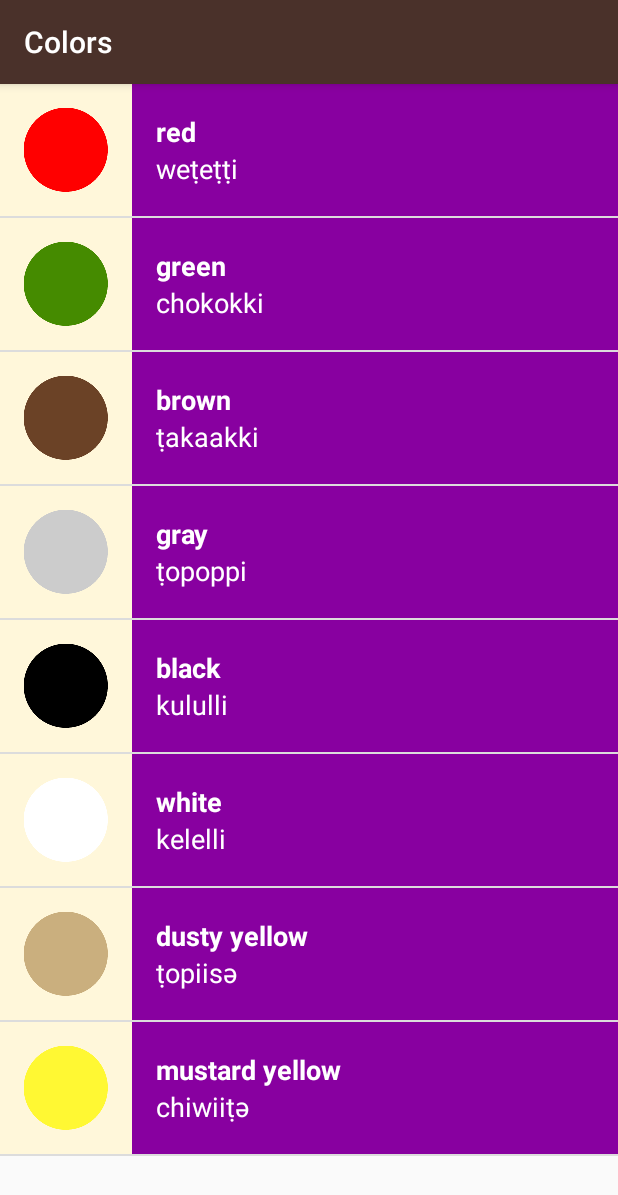
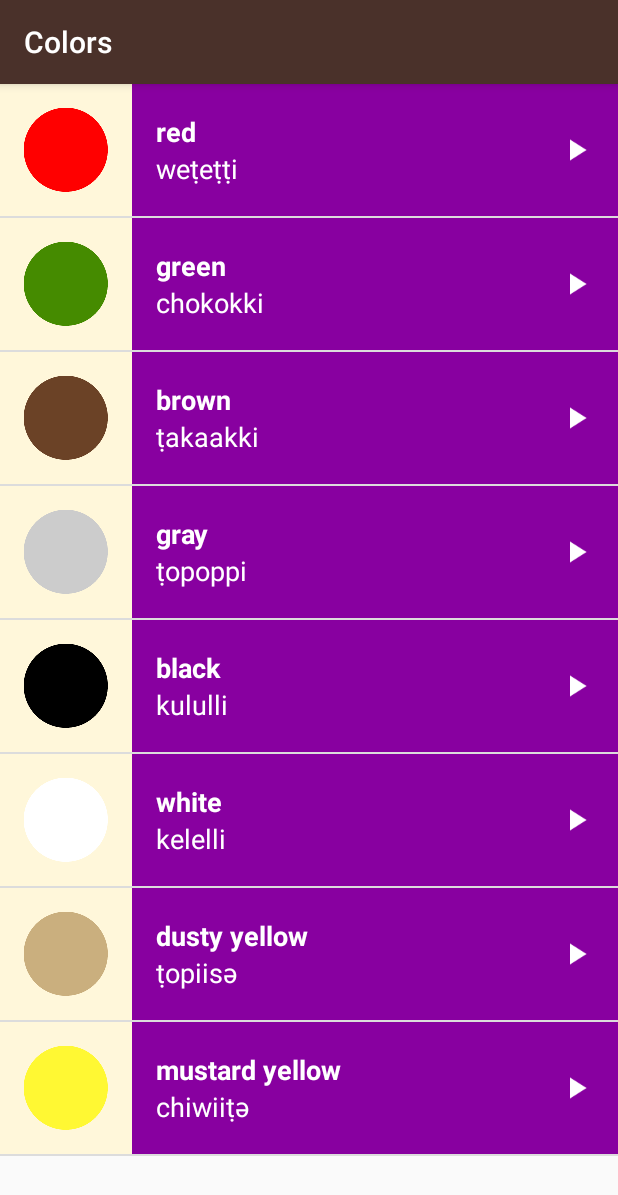
Before and after one commit to angrylobster/Miwok-Translation, an Android app: the ColorsActivity screen opened directly, with no data from a screen before it, on a phone screen of 412 x 824 dp. Shown: the top 1195 px of the screen. Run offline under Robolectric (Android 15) with nearby library versions, the phone set to English and light mode, and no system bars.

Commit message:
Add arrow graphic for list items

```diff
--- a/app/src/main/java/com/example/android/miwok/WordAdapter.java
+++ b/app/src/main/java/com/example/android/miwok/WordAdapter.java
@@ -37,7 +37,7 @@ public class WordAdapter extends ArrayAdapter<Word> {
 
         TextView miwokTextView = (TextView) listItemView.findViewById(R.id.miwok_text_view);
         TextView defaultTextView = (TextView) listItemView.findViewById(R.id.default_text_view);
-        ImageView miwokImageView = (ImageView) listItemView.findViewById(R.id.image_view);
+        ImageView miwokImageView = (ImageView) listItemView.findViewById(R.id.image);
         miwokImageView.setImageResource(currentWord.getmImageResourceID());
         miwokTextView.setText(currentWord.getDefaultTranslation());
         defaultTextView.setText(currentWord.getMiwokTranslation());
--- a/app/src/main/res/layout/list_item.xml
+++ b/app/src/main/res/layout/list_item.xml
@@ -1,51 +1,56 @@
 <?xml version="1.0" encoding="utf-8"?>
-<LinearLayout xmlns:android="http://schemas.android.com/apk/res/android"
+<RelativeLayout xmlns:android="http://schemas.android.com/apk/res/android"
     xmlns:tools="http://schemas.android.com/tools"
-    android:orientation="horizontal"
-    android:layout_marginTop="16dp"
-    android:layout_marginLeft="16dp"
     android:layout_width="match_parent"
-    android:layout_height="match_parent"
-    android:id="@+id/list_item"
-    android:minHeight="@dimen/list_item_height"
-    android:background="@color/tan_background">
+    android:layout_height="@dimen/list_item_height"
+    android:background="@color/tan_background"
+    android:orientation="horizontal">
 
     <ImageView
-        android:id="@+id/image_view"
-        android:layout_height="@dimen/list_item_height"
-        android:layout_width="@dimen/list_item_height" />
+        android:id="@+id/image"
+        android:layout_width="@dimen/list_item_height"
+        android:layout_height="@dimen/list_item_height" />
 
     <LinearLayout
         android:id="@+id/text_container"
         android:layout_width="match_parent"
-        android:layout_height="match_parent"
+        android:layout_height="@dimen/list_item_height"
+        android:layout_alignParentBottom="true"
+        android:layout_alignParentRight="true"
+        android:layout_alignParentTop="true"
+        android:layout_toRightOf="@+id/image"
         android:orientation="vertical"
-        android:paddingLeft="16dp"
-        >
+        android:paddingLeft="16dp">
 
         <TextView
             android:id="@+id/miwok_text_view"
             android:layout_width="match_parent"
             android:layout_height="0dp"
             android:layout_weight="1"
-            tools:text="lutti"
+            android:gravity="bottom"
             android:textAppearance="?android:textAppearanceMedium"
             android:textColor="@android:color/white"
             android:textStyle="bold"
-            android:gravity="bottom"
-            />
+            tools:text="lutti" />
 
         <TextView
             android:id="@+id/default_text_view"
             android:layout_width="match_parent"
             android:layout_height="0dp"
             android:layout_weight="1"
-            tools:text="one"
+            android:gravity="top"
             android:textAppearance="?android:textAppearanceMedium"
             android:textColor="@android:color/white"
-            android:gravity="top"
-            />
+            tools:text="one" />
 
     </LinearLayout>
 
-</LinearLayout>
+    <ImageView
+        android:layout_width="24dp"
+        android:layout_height="24dp"
+        android:layout_alignParentRight="true"
+        android:layout_centerVertical="true"
+        android:layout_marginRight="16dp"
+        android:src="@drawable/baseline_play_arrow_white_24dp" />
+
+</RelativeLayout>
```
Also changed, not shown: app/src/main/res/drawable-hdpi/baseline_play_arrow_white_24dp.png (added), app/src/main/res/drawable-mdpi/baseline_play_arrow_white_24dp.png (added), app/src/main/res/drawable-xhdpi/baseline_play_arrow_white_24dp.png (added), app/src/main/res/drawable-xxhdpi/baseline_play_arrow_white_24dp.png (added), app/src/main/res/drawable-xxxhdpi/baseline_play_arrow_white_24dp.png (added).
